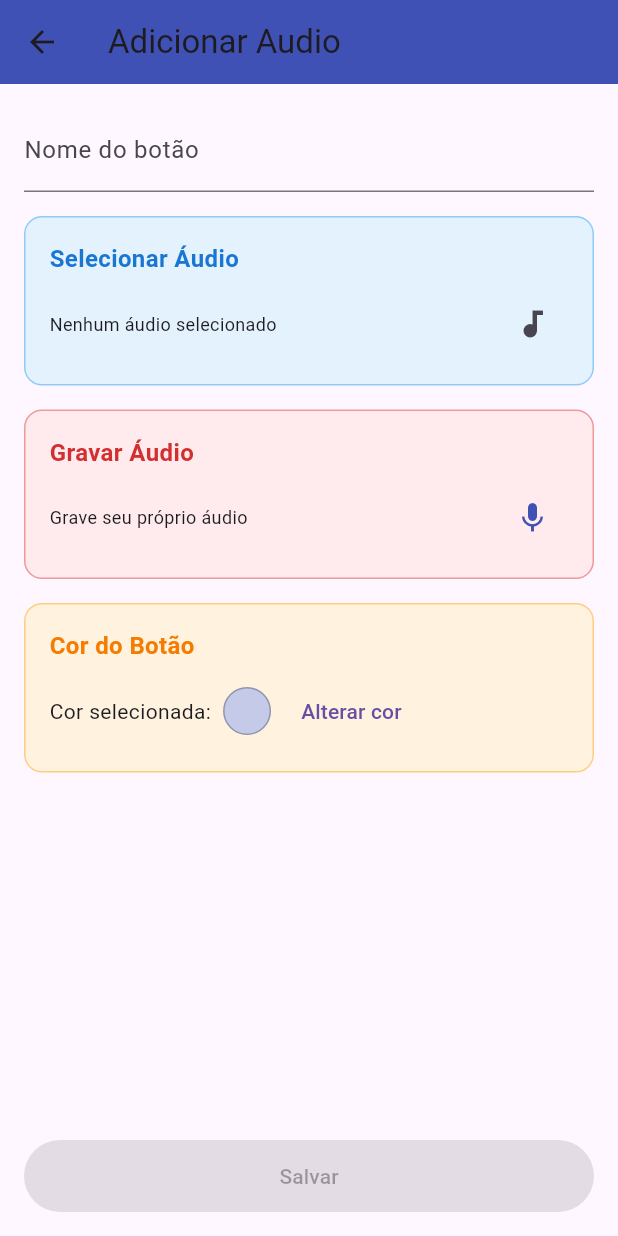
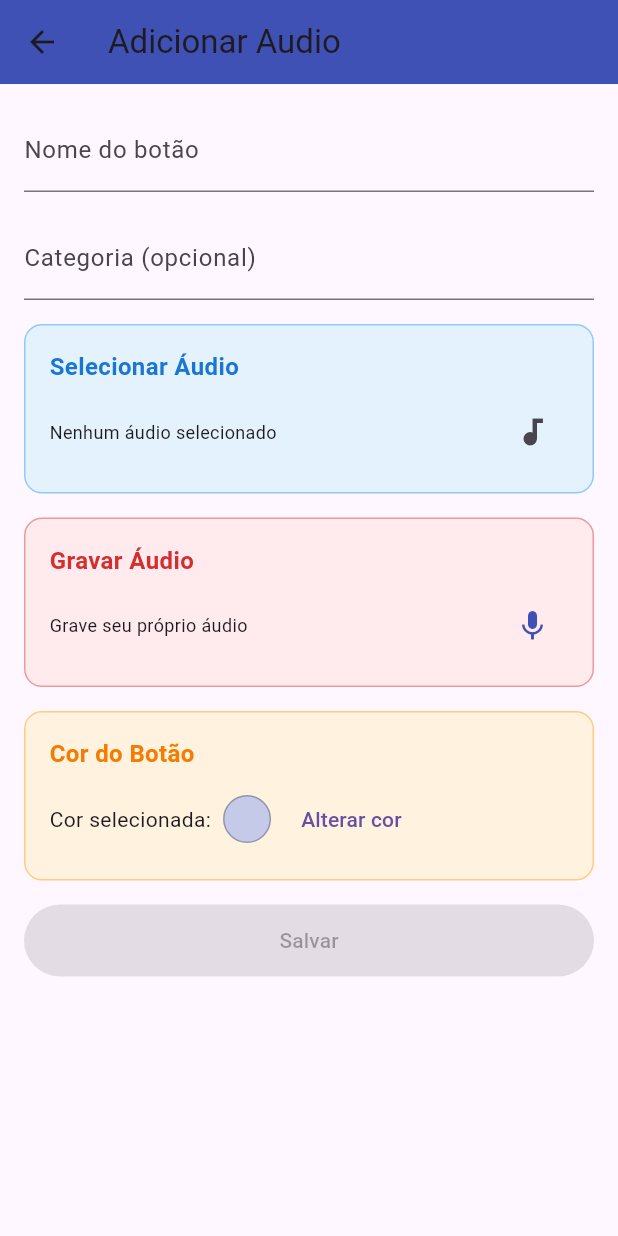
Before and after one commit to davi-cizerca/soundpad-sqlite, a Flutter app: the screen it shows after launch, after a tap on the "add" icon, on a phone screen of 412 x 824 dp. Run offline on Flutter 3.47's test engine with Material 3 defaults, Android fonts, the phone set to English and light mode, and no system bars; our stand-ins replace audioplayers, file_picker, permission_handler, sqflite, sqflite_common_ffi; missing offline and left inert: flutter_sound; accounts and stored records are empty.

Commit message:
Organização por categorias e correção do overflow do teclado

```diff
--- a/lib/dao/sound_button_dao.dart
+++ b/lib/dao/sound_button_dao.dart
@@ -2,7 +2,6 @@ import 'package:sqflite/sqflite.dart';
 import '../database/db.dart';
 import '../model/sound_button_model.dart';
 
-// Insert
 Future<int> insertSoundButton(SoundButtonModel button) async {
   Database db = await getDatabase();
   return await db.insert(
@@ -12,13 +11,31 @@ Future<int> insertSoundButton(SoundButtonModel button) async {
   );
 }
 
-// Find all
 Future<List<Map>> findAllSoundButtons() async {
   final db = await getDatabase();
   return db.query('sound_buttons');
 }
 
-// Remove
+Future<List<Map>> findSoundButtonsByCategory(String categoria) async {
+  final db = await getDatabase();
+  return db.query(
+    'sound_buttons',
+    where: 'categoria = ?',
+    whereArgs: [categoria],
+  );
+}
+
+Future<List<String>> findAllCategories() async {
+  final db = await getDatabase();
+  final result = await db.query(
+    'sound_buttons',
+    distinct: true,
+    columns: ['categoria'],
+    where: 'categoria IS NOT NULL AND categoria != ""',
+  );
+  return result.map((map) => map['categoria'] as String).toList();
+}
+
 Future<int> removeSoundButton(int id) async {
   final db = await getDatabase();
   return db.delete('sound_buttons', where: 'id = ?', whereArgs: [id]);
--- a/lib/database/db.dart
+++ b/lib/database/db.dart
@@ -1,18 +1,15 @@
-//Arquivo responsável por criar o banco de dados SQLite para o app.
-
 import 'package:sqflite/sqflite.dart';
 import 'package:sqflite_common_ffi/sqflite_ffi.dart';
 import 'package:path/path.dart';
 
 Future<Database> getDatabase() async {
-  // Inicializa o databaseFactory para sqflite_common_ffi
   sqfliteFfiInit();
 
   String caminhoDatabase = join(await getDatabasesPath(), 'dogs.db');
 
   return await openDatabase(
     caminhoDatabase,
-    version: 1,
+    version: 2,
     onCreate: (Database db, int version) async {
       await db.execute('''
         CREATE TABLE dogs (
@@ -26,9 +23,15 @@ Future<Database> getDatabase() async {
           id INTEGER PRIMARY KEY AUTOINCREMENT,
           nome TEXT NOT NULL,
           audioPath TEXT NOT NULL,
-          cor TEXT
+          cor TEXT,
+          categoria TEXT
         )
       ''');
     },
+    onUpgrade: (Database db, int oldVersion, int newVersion) async {
+      if (oldVersion < 2) {
+        await db.execute('ALTER TABLE sound_buttons ADD COLUMN categoria TEXT');
+      }
+    },
   );
 }
--- a/lib/model/sound_button_model.dart
+++ b/lib/model/sound_button_model.dart
@@ -3,12 +3,14 @@ class SoundButtonModel {
   String nome;
   String audioPath;
   String? cor;
+  String? categoria;
 
   SoundButtonModel({
     this.id,
     required this.nome,
     required this.audioPath,
     this.cor,
+    this.categoria,
   });
 
   factory SoundButtonModel.fromMap(Map map) {
@@ -17,15 +19,21 @@ class SoundButtonModel {
       nome: map['nome'],
       audioPath: map['audioPath'],
       cor: map['cor'],
+      categoria: map['categoria'],
     );
   }
 
   Map<String, dynamic> toMap() {
-    return {'nome': nome, 'audioPath': audioPath, 'cor': cor};
+    return {
+      'nome': nome,
+      'audioPath': audioPath,
+      'cor': cor,
+      'categoria': categoria,
+    };
   }
 
   @override
   String toString() {
-    return 'SoundButtonModel: {id: $id, nome: $nome, audioPath: $audioPath, cor: $cor}';
+    return 'SoundButtonModel: {id: $id, nome: $nome, audioPath: $audioPath, cor: $cor, categoria: $categoria}';
   }
 }
--- a/lib/permission_handler.dart
+++ b/lib/permission_handler.dart
@@ -3,11 +3,9 @@ import 'package:permission_handler/permission_handler.dart';
 
 class PermissionHandler {
   static Future<bool> requestAudioPermissions(BuildContext context) async {
-    // Solicita permissão de gravação de áudio
     PermissionStatus audioStatus = await Permission.microphone.request();
 
     if (audioStatus.isDenied) {
-      // Se negado, mostra diálogo explicativo
       bool shouldShowRationale =
           await showDialog(
             context: context,
@@ -39,7 +37,6 @@ class PermissionHandler {
     }
 
     if (audioStatus.isPermanentlyDenied) {
-      // Se permanentemente negado, abre configurações
       await showDialog(
         context: context,
         builder:
--- a/lib/tela_cadastro_sound_button.dart
+++ b/lib/tela_cadastro_sound_button.dart
@@ -5,7 +5,6 @@ import 'dao/sound_button_dao.dart';
 import 'package:flutter_sound/flutter_sound.dart';
 import 'package:flutter_sound/public/flutter_sound_recorder.dart';
 import 'package:path_provider/path_provider.dart';
-import 'dart:io';
 import 'permission_handler.dart';
 
 class TelaCadastroSoundButton extends StatefulWidget {
@@ -22,6 +21,7 @@ class TelaCadastroSoundButton extends StatefulWidget {
 class _TelaCadastroSoundButtonState extends State<TelaCadastroSoundButton> {
   final _formKey = GlobalKey<FormState>();
   late TextEditingController _nomeController;
+  late TextEditingController _categoriaController;
   String? _audioPath;
   Color _buttonColor = Colors.indigo.shade100;
 
@@ -41,6 +41,9 @@ class _TelaCadastroSoundButtonState extends State<TelaCadastroSoundButton> {
   void initState() {
     super.initState();
     _nomeController = TextEditingController(text: widget.button?.nome ?? '');
+    _categoriaController = TextEditingController(
+      text: widget.button?.categoria ?? '',
+    );
     _audioPath = widget.audioPath ?? widget.button?.audioPath;
     if (widget.button?.cor != null) {
       _buttonColor = Color(int.parse(widget.button!.cor!));
@@ -83,6 +86,8 @@ class _TelaCadastroSoundButtonState extends State<TelaCadastroSoundButton> {
 
   @override
   void dispose() {
+    _nomeController.dispose();
+    _categoriaController.dispose();
     _recorder?.closeRecorder();
     _player?.closePlayer();
     super.dispose();
@@ -192,6 +197,10 @@ class _TelaCadastroSoundButtonState extends State<TelaCadastroSoundButton> {
       nome: _nomeController.text,
       audioPath: _audioPath!,
       cor: _buttonColor.value.toString(),
+      categoria:
+          _categoriaController.text.isNotEmpty
+              ? _categoriaController.text
+              : null,
     );
     await insertSoundButton(btn);
     Navigator.pop(context);
@@ -208,6 +217,7 @@ class _TelaCadastroSoundButtonState extends State<TelaCadastroSoundButton> {
         padding: const EdgeInsets.all(16.0),
         child: Form(
           key: _formKey,
+          child: SingleChildScrollView(
             child: Column(
               children: [
                 TextFormField(
@@ -217,8 +227,14 @@ class _TelaCadastroSoundButtonState extends State<TelaCadastroSoundButton> {
                       (v) => v == null || v.isEmpty ? 'Informe o nome' : null,
                 ),
                 SizedBox(height: 16),
-
-              // Seção de seleção de áudio
+                TextFormField(
+                  controller: _categoriaController,
+                  decoration: InputDecoration(
+                    labelText: 'Categoria (opcional)',
+                    hintText: 'Ex: Música, Efeitos, Voz',
+                  ),
+                ),
+                SizedBox(height: 16),
                 Container(
                   padding: EdgeInsets.all(16),
                   decoration: BoxDecoration(
@@ -259,10 +275,7 @@ class _TelaCadastroSoundButtonState extends State<TelaCadastroSoundButton> {
                     ],
                   ),
                 ),
-
                 SizedBox(height: 16),
-
-              // Seção de gravação
                 Container(
                   padding: EdgeInsets.all(16),
                   decoration: BoxDecoration(
@@ -381,10 +394,7 @@ class _TelaCadastroSoundButtonState extends State<TelaCadastroSoundButton> {
                     ],
                   ),
                 ),
-
                 SizedBox(height: 16),
-
-              // Seção de reprodução (só aparece se há áudio selecionado)
                 if (_audioPath != null) ...[
                   Container(
                     padding: EdgeInsets.all(16),
@@ -459,8 +469,6 @@ class _TelaCadastroSoundButtonState extends State<TelaCadastroSoundButton> {
                   ),
                   SizedBox(height: 16),
                 ],
-
-              // Seção de cor
                 Container(
                   padding: EdgeInsets.all(16),
                   decoration: BoxDecoration(
@@ -506,10 +514,7 @@ class _TelaCadastroSoundButtonState extends State<TelaCadastroSoundButton> {
                     ],
                   ),
                 ),
-
-              Spacer(),
-
-              // Botão de salvar
+                SizedBox(height: 16),
                 ElevatedButton(
                   onPressed: _audioPath != null ? _save : null,
                   child: Text('Salvar'),
@@ -520,6 +525,7 @@ class _TelaCadastroSoundButtonState extends State<TelaCadastroSoundButton> {
                   ),
                 ),
               ],
+            ),
           ),
         ),
       ),
--- a/lib/tela_gravacao_audio.dart
+++ b/lib/tela_gravacao_audio.dart
@@ -91,7 +91,6 @@ class _TelaGravacaoAudioState extends State<TelaGravacaoAudio> {
         _recordingDuration = Duration.zero;
       });
 
-      // Atualizar duração da gravação
       _recorder!.onProgress!.listen((e) {
         setState(() {
           _recordingDuration = e.duration;
@@ -179,7 +178,6 @@ class _TelaGravacaoAudioState extends State<TelaGravacaoAudio> {
       ScaffoldMessenger.of(
         context,
       ).showSnackBar(SnackBar(content: Text('Áudio salvo com sucesso!')));
-      // Limpar a gravação após salvar
       setState(() {
         _recordedFilePath = null;
         _recordedFileName = null;
@@ -247,7 +245,6 @@ class _TelaGravacaoAudioState extends State<TelaGravacaoAudio> {
         child: Column(
           mainAxisAlignment: MainAxisAlignment.center,
           children: [
-            // Status da permissão
             if (!_hasPermission)
               Container(
                 width: double.infinity,
@@ -293,7 +290,6 @@ class _TelaGravacaoAudioState extends State<TelaGravacaoAudio> {
                 ),
               ),
 
-            // Status da gravação
             Container(
               padding: EdgeInsets.all(20),
               decoration: BoxDecoration(
@@ -338,7 +334,6 @@ class _TelaGravacaoAudioState extends State<TelaGravacaoAudio> {
 
             SizedBox(height: 40),
 
-            // Botões de controle de gravação
             Row(
               mainAxisAlignment: MainAxisAlignment.spaceEvenly,
               children: [
@@ -370,7 +365,6 @@ class _TelaGravacaoAudioState extends State<TelaGravacaoAudio> {
 
             SizedBox(height: 40),
 
-            // Área de reprodução (só aparece se há gravação)
             if (_recordedFilePath != null) ...[
               Container(
                 padding: EdgeInsets.all(20),
--- a/lib/tela_inicial_soundpad.dart
+++ b/lib/tela_inicial_soundpad.dart
@@ -14,10 +14,12 @@ class TelaInicialSoundpad extends StatefulWidget {
 
 class _TelaInicialSoundpadState extends State<TelaInicialSoundpad> {
   List<SoundButtonModel> buttons = [];
+  List<SoundButtonModel> filteredButtons = [];
   final AudioPlayer _audioPlayer = AudioPlayer();
   SoundButtonModel? _currentlyPlaying;
+  String? _selectedCategory;
+  List<String> categories = [];
 
-  // Lista de sons recentemente tocados
   List<SoundButtonModel> _recentSounds = [];
 
   @override
@@ -37,9 +39,21 @@ class _TelaInicialSoundpadState extends State<TelaInicialSoundpad> {
 
   Future<void> _loadButtons() async {
     final data = await findAllSoundButtons();
+    final categoriesData = await findAllCategories();
     setState(() {
       buttons = data.map((e) => SoundButtonModel.fromMap(e)).toList();
+      categories = categoriesData;
+      _filterButtons();
     });
+  }
+
+  void _filterButtons() {
+    if (_selectedCategory == null) {
+      filteredButtons = buttons;
+    } else {
+      filteredButtons =
+          buttons.where((btn) => btn.categoria == _selectedCategory).toList();
+    }
   }
 
   void _addToRecent(SoundButtonModel btn) {
@@ -55,13 +69,11 @@ class _TelaInicialSoundpadState extends State<TelaInicialSoundpad> {
   void _playSound(String path, [SoundButtonModel? btn]) async {
     try {
       if (_currentlyPlaying?.id == btn?.id) {
-        // Se o mesmo botão está tocando, para a reprodução
         await _audioPlayer.stop();
         setState(() {
           _currentlyPlaying = null;
         });
       } else {
-        // Para qualquer reprodução atual e inicia a nova
         await _audioPlayer.stop();
         await _audioPlayer.play(DeviceFileSource(path));
         setState(() {
@@ -108,7 +120,6 @@ class _TelaInicialSoundpadState extends State<TelaInicialSoundpad> {
       ScaffoldMessenger.of(
         context,
       ).showSnackBar(SnackBar(content: Text('Áudio selecionado: $path')));
-      // Aqui você pode adicionar lógica para usar o arquivo selecionado
     }
   }
 
@@ -165,6 +176,33 @@ class _TelaInicialSoundpadState extends State<TelaInicialSoundpad> {
         title: Text('SoundPad'),
         backgroundColor: Colors.indigo,
         actions: [
+          if (categories.isNotEmpty)
+            PopupMenuButton<String>(
+              icon: Icon(Icons.filter_list),
+              tooltip: 'Filtrar por categoria',
+              onSelected: (String category) {
+                setState(() {
+                  _selectedCategory = category == 'Todas' ? null : category;
+                  _filterButtons();
+                });
+              },
+              itemBuilder: (BuildContext context) {
+                return [
+                  PopupMenuItem<String>(
+                    value: 'Todas',
+                    child: Text('Todas as categorias'),
+                  ),
+                  ...categories
+                      .map(
+                        (category) => PopupMenuItem<String>(
+                          value: category,
+                          child: Text(category),
+                        ),
+                      )
+                      .toList(),
+                ];
+              },
+            ),
           IconButton(
             icon: Icon(Icons.history),
             tooltip: 'Recentes',
@@ -196,7 +234,6 @@ class _TelaInicialSoundpadState extends State<TelaInicialSoundpad> {
       ),
       body: Column(
         children: [
-          // Indicador de reprodução atual
           if (_currentlyPlaying != null)
             Container(
               width: double.infinity,
@@ -247,12 +284,50 @@ class _TelaInicialSoundpadState extends State<TelaInicialSoundpad> {
               ),
             ),
 
-          // Grid de botões
+          if (_selectedCategory != null)
+            Container(
+              width: double.infinity,
+              padding: EdgeInsets.all(8),
+              margin: EdgeInsets.symmetric(horizontal: 8),
+              decoration: BoxDecoration(
+                color: Colors.blue.shade50,
+                borderRadius: BorderRadius.circular(8),
+                border: Border.all(color: Colors.blue.shade200),
+              ),
+              child: Row(
+                children: [
+                  Icon(Icons.category, color: Colors.blue.shade700, size: 16),
+                  SizedBox(width: 8),
+                  Text(
+                    'Categoria: $_selectedCategory',
+                    style: TextStyle(
+                      fontSize: 14,
+                      fontWeight: FontWeight.bold,
+                      color: Colors.blue.shade700,
+                    ),
+                  ),
+                  Spacer(),
+                  TextButton(
+                    onPressed: () {
+                      setState(() {
+                        _selectedCategory = null;
+                        _filterButtons();
+                      });
+                    },
+                    child: Text(
+                      'Limpar filtro',
+                      style: TextStyle(fontSize: 12),
+                    ),
+                  ),
+                ],
+              ),
+            ),
+
           Expanded(
             child: Padding(
               padding: const EdgeInsets.all(8.0),
               child:
-                  buttons.isEmpty
+                  filteredButtons.isEmpty
                       ? Center(
                         child: Column(
                           mainAxisAlignment: MainAxisAlignment.center,
@@ -287,9 +362,9 @@ class _TelaInicialSoundpadState extends State<TelaInicialSoundpad> {
                           crossAxisSpacing: 8,
                           mainAxisSpacing: 8,
                         ),
-                        itemCount: buttons.length,
+                        itemCount: filteredButtons.length,
                         itemBuilder: (context, index) {
-                          final btn = buttons[index];
+                          final btn = filteredButtons[index];
                           final isPlaying = _currentlyPlaying?.id == btn.id;
 
                           return GestureDetector(
```
Also changed, not shown: lib/model/model.dart (+3 -16 lines). Lines whose indentation alone changed are shown as unchanged.
